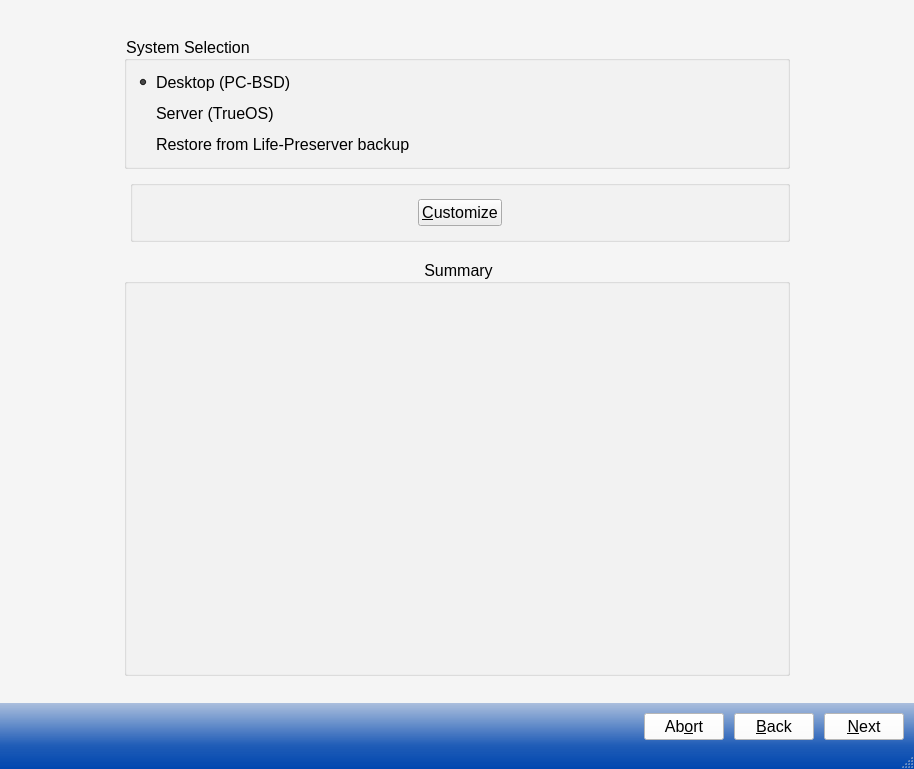
Above: src-qt5/pc-installgui/installer.ui from trueos/pcbsd before the change. Below: the same form after it.
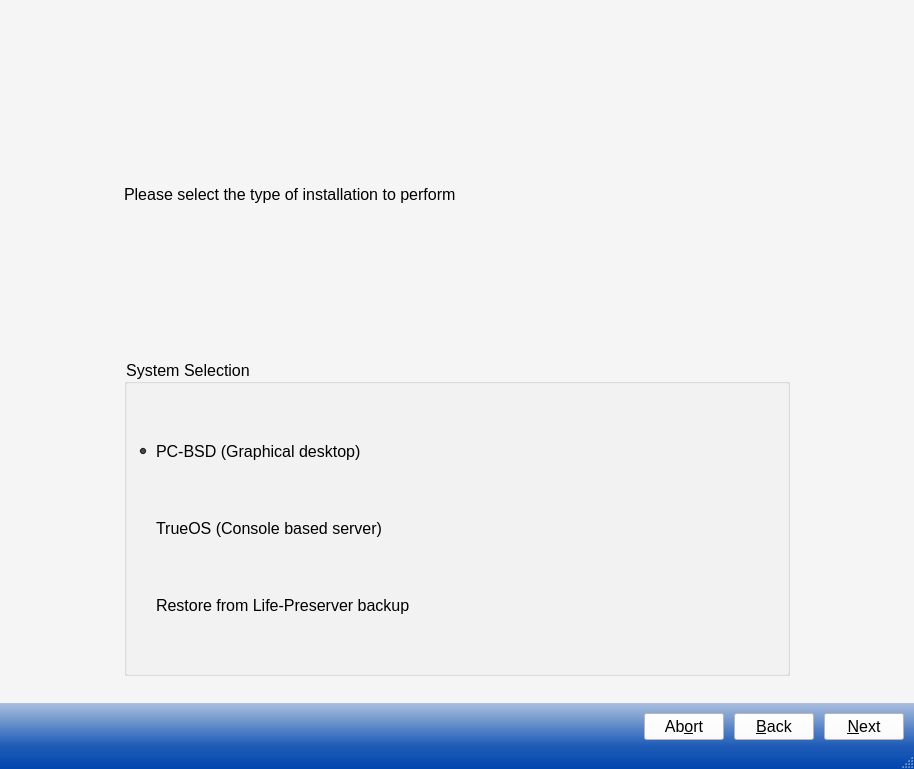
That is the form after the change. The open tabs and pages were chosen to show the change. Icons and pictures are not drawn.

Commit message: Cleanup the Install GUI, nuking the package selection widgets. This is done so we can slim down our install media, and begin to make it quicker to get installations done. User can add any additional packages post-install as usual.

What changed in the file:
```diff
--- a/src-qt5/pc-installgui/installer.ui
+++ b/src-qt5/pc-installgui/installer.ui
@@ -341,8 +341,8 @@
        </layout>
       </widget>
       <widget class="QWidget" name="page_2">
-       <layout class="QGridLayout" name="gridLayout_14">
-        <item row="0" column="2">
+       <layout class="QGridLayout" name="gridLayout_5">
+        <item row="0" column="1">
          <spacer name="verticalSpacer_4">
           <property name="orientation">
            <enum>Qt::Vertical</enum>
@@ -358,7 +358,14 @@
           </property>
          </spacer>
         </item>
-        <item row="1" column="0" rowspan="6">
+        <item row="1" column="1">
+         <widget class="QLabel" name="label_3">
+          <property name="text">
+           <string>Please select the type of installation to perform</string>
+          </property>
+         </widget>
+        </item>
+        <item row="2" column="0">
          <spacer name="horizontalSpacer_4">
           <property name="orientation">
            <enum>Qt::Horizontal</enum>
@@ -374,102 +381,7 @@
           </property>
          </spacer>
         </item>
-        <item row="1" column="3" rowspan="6">
-         <spacer name="horizontalSpacer_5">
-          <property name="orientation">
-           <enum>Qt::Horizontal</enum>
-          </property>
-          <property name="sizeType">
-           <enum>QSizePolicy::Preferred</enum>
-          </property>
-          <property name="sizeHint" stdset="0">
-           <size>
-            <width>115</width>
-            <height>298</height>
-           </size>
-          </property>
-         </spacer>
-        </item>
-        <item row="7" column="1" colspan="2">
-         <spacer name="verticalSpacer_3">
-          <property name="orientation">
-           <enum>Qt::Vertical</enum>
-          </property>
-          <property name="sizeType">
-           <enum>QSizePolicy::Preferred</enum>
-          </property>
-          <property name="sizeHint" stdset="0">
-           <size>
-            <width>248</width>
-            <height>18</height>
-           </size>
-          </property>
-         </spacer>
-        </item>
-        <item row="5" column="1" colspan="2">
-         <spacer name="verticalSpacer_11">
-          <property name="orientation">
-           <enum>Qt::Vertical</enum>
-          </property>
-          <property name="sizeType">
-           <enum>QSizePolicy::Fixed</enum>
-          </property>
-          <property name="sizeHint" stdset="0">
-           <size>
-            <width>20</width>
-            <height>5</height>
-           </size>
-          </property>
-         </spacer>
-        </item>
-        <item row="2" column="1" colspan="2">
-         <spacer name="verticalSpacer_12">
-          <property name="orientation">
-           <enum>Qt::Vertical</enum>
-          </property>
-          <property name="sizeType">
-           <enum>QSizePolicy::Fixed</enum>
-          </property>
-          <property name="sizeHint" stdset="0">
-           <size>
-            <width>20</width>
-            <height>5</height>
-           </size>
-          </property>
-         </spacer>
-        </item>
-        <item row="6" column="1" colspan="2">
-         <widget class="QGroupBox" name="groupDeskSummary">
-          <property name="autoFillBackground">
-           <bool>false</bool>
-          </property>
-          <property name="styleSheet">
-           <string notr="true">background: transparent;</string>
-          </property>
-          <property name="title">
-           <string>Summary</string>
-          </property>
-          <property name="alignment">
-           <set>Qt::AlignCenter</set>
-          </property>
-          <layout class="QGridLayout" name="gridLayout_4">
-           <item row="1" column="0">
-            <widget class="QTextEdit" name="textDeskSummary">
-             <property name="autoFillBackground">
-              <bool>false</bool>
-             </property>
-             <property name="horizontalScrollBarPolicy">
-              <enum>Qt::ScrollBarAlwaysOff</enum>
-             </property>
-             <property name="readOnly">
-              <bool>true</bool>
-             </property>
-            </widget>
-           </item>
-          </layout>
-         </widget>
-        </item>
-        <item row="1" column="1" colspan="2">
+        <item row="2" column="1">
          <widget class="QGroupBox" name="groupSystemSelect">
           <property name="autoFillBackground">
            <bool>false</bool>
@@ -480,14 +392,14 @@
           <property name="title">
            <string>System Selection</string>
           </property>
-          <layout class="QGridLayout" name="gridLayout_5">
+          <layout class="QGridLayout" name="gridLayout_4">
            <item row="0" column="0">
             <widget class="QRadioButton" name="radioDesktop">
              <property name="autoFillBackground">
               <bool>false</bool>
              </property>
              <property name="text">
-              <string>Desktop (PC-BSD)</string>
+              <string>PC-BSD (Graphical desktop)</string>
              </property>
              <property name="icon">
               <iconset resource="sysinstaller.qrc">
@@ -495,8 +407,8 @@
              </property>
              <property name="iconSize">
               <size>
-               <width>32</width>
-               <height>32</height>
+               <width>64</width>
+               <height>64</height>
               </size>
              </property>
              <property name="checked">
@@ -507,7 +419,7 @@
            <item row="1" column="0">
             <widget class="QRadioButton" name="radioServer">
              <property name="text">
-              <string>Server (TrueOS)</string>
+              <string>TrueOS (Console based server)</string>
              </property>
              <property name="icon">
               <iconset resource="sysinstaller.qrc">
@@ -515,8 +427,8 @@
              </property>
              <property name="iconSize">
               <size>
-               <width>32</width>
-               <height>32</height>
+               <width>64</width>
+               <height>64</height>
               </size>
              </property>
             </widget>
@@ -532,8 +444,8 @@
              </property>
              <property name="iconSize">
               <size>
-               <width>32</width>
-               <height>32</height>
+               <width>64</width>
+               <height>64</height>
               </size>
              </property>
             </widget>
@@ -541,82 +453,37 @@
           </layout>
          </widget>
         </item>
-        <item row="3" column="2">
-         <widget class="QGroupBox" name="groupBox_4">
-          <property name="styleSheet">
-           <string notr="true">background: transparent;</string>
+        <item row="2" column="2">
+         <spacer name="horizontalSpacer_5">
+          <property name="orientation">
+           <enum>Qt::Horizontal</enum>
           </property>
-          <property name="title">
-           <string/>
+          <property name="sizeType">
+           <enum>QSizePolicy::Preferred</enum>
           </property>
-          <layout class="QGridLayout" name="gridLayout_12">
-           <item row="0" column="0">
-            <layout class="QHBoxLayout" name="horizontalLayout_3">
-             <item>
-              <spacer name="horizontalSpacer_6">
-               <property name="orientation">
-                <enum>Qt::Horizontal</enum>
-               </property>
-               <property name="sizeHint" stdset="0">
-                <size>
-                 <width>40</width>
-                 <height>35</height>
-                </size>
-               </property>
-              </spacer>
-             </item>
-             <item>
-              <widget class="QPushButton" name="pushDeskCustomize">
-               <property name="statusTip">
-                <string>Customize the selected system</string>
-               </property>
-               <property name="autoFillBackground">
-                <bool>false</bool>
-               </property>
-               <property name="styleSheet">
-                <string notr="true">background-color: rgb(238, 238, 238);</string>
-               </property>
-               <property name="text">
-                <string>&amp;Customize</string>
-               </property>
-               <property name="icon">
-                <iconset resource="sysinstaller.qrc">
-                 <normaloff>:/modules/images/configure.png</normaloff>:/modules/images/configure.png</iconset>
-               </property>
-               <property name="iconSize">
-                <size>
-                 <width>21</width>
-                 <height>21</height>
-                </size>
-               </property>
-               <property name="autoDefault">
-                <bool>false</bool>
-               </property>
-               <property name="default">
-                <bool>false</bool>
-               </property>
-               <property name="flat">
-                <bool>false</bool>
-               </property>
-              </widget>
-             </item>
-             <item>
-              <spacer name="horizontalSpacer_7">
-               <property name="orientation">
-                <enum>Qt::Horizontal</enum>
-               </property>
-               <property name="sizeHint" stdset="0">
-                <size>
-                 <width>40</width>
-                 <height>35</height>
-                </size>
-               </property>
-              </spacer>
-             </item>
-            </layout>
-           </item>
-          </layout>
-         </widget>
+          <property name="sizeHint" stdset="0">
+           <size>
+            <width>115</width>
+            <height>298</height>
+           </size>
+          </property>
+         </spacer>
+        </item>
+        <item row="3" column="1">
+         <spacer name="verticalSpacer_3">
+          <property name="orientation">
+           <enum>Qt::Vertical</enum>
+          </property>
+          <property name="sizeType">
+           <enum>QSizePolicy::Preferred</enum>
+          </property>
+          <property name="sizeHint" stdset="0">
+           <size>
+            <width>248</width>
+            <height>18</height>
+           </size>
+          </property>
+         </spacer>
         </item>
        </layout>
       </widget>
```
Left out of the diff: 19 changed lines with no effect on the pictures. The commit also changes 8 other files.
